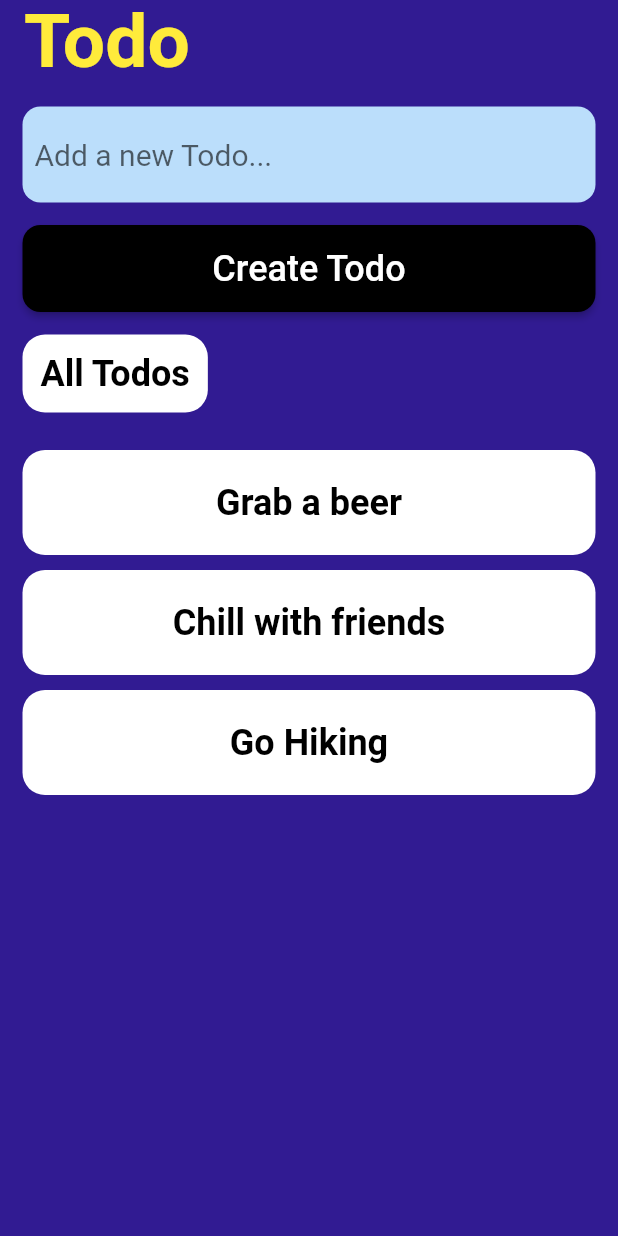
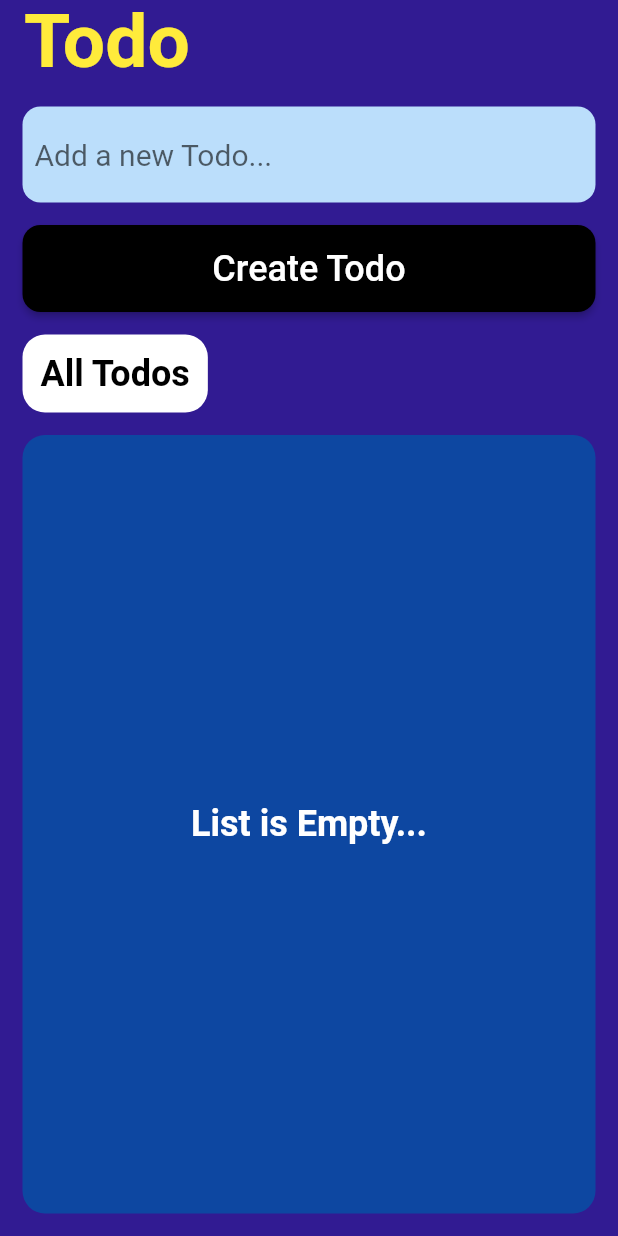
Before and after one commit to uvineet53/todo_tutorial, a Flutter app: the screen it shows after launch, on a phone screen of 412 x 824 dp. Run offline on Flutter 3.47's test engine with Material 2 defaults, Android fonts, the phone set to English and light mode, and no system bars; our stand-ins replace cloud_firestore, firebase_core; accounts and stored records are empty.

```diff
--- a/lib/data/todoData.dart
+++ /dev/null
@@ -1,7 +0,0 @@
-import 'package:flutter/material.dart';
-
-List<String> todo = [
-  "Grab a beer",
-  "Chill with friends",
-  "Go Hiking",
-];
--- a/lib/home.dart
+++ b/lib/home.dart
@@ -1,8 +1,9 @@
+import 'package:cloud_firestore/cloud_firestore.dart';
 import 'package:flutter/material.dart';
+import 'package:todo_tutorial/firestore_service/firestore_functions.dart';
 import 'package:todo_tutorial/widgets/allTodotitle.dart';
 import 'package:todo_tutorial/widgets/emptyList.dart';
-import 'package:todo_tutorial/widgets/todoWidget.dart';
-import 'data/todoData.dart';
+import 'package:todo_tutorial/widgets/todolist.dart';
 
 class Home extends StatefulWidget {
   @override
@@ -58,8 +59,8 @@ class _HomeState extends State<Home> {
                 color: Colors.black,
                 onPressed: () {
                   print("Todo Created");
+                  createTodos(_todoController.text);
                   setState(() {
-                    todo.add(_todoController.text);
                     _todoController.clear();
                   });
                 },
@@ -76,18 +77,21 @@ class _HomeState extends State<Home> {
             SizedBox(
               height: 15,
             ),
-            todo.length == 0
-                ? emptyList()
-                : Expanded(
-                    child: ListView.builder(
-                    itemCount: todo.length,
-                    itemBuilder: (context, index) {
-                      return Dismissible(
-                          key: Key(todo[index]),
-                          onDismissed: (direction) => todo.remove(todo[index]),
-                          child: todoWidget(todo[index]));
-                    },
-                  )),
+            StreamBuilder(
+              stream:
+                  FirebaseFirestore.instance.collection("Todos").snapshots(),
+              builder: (context, snapshots) {
+                if (snapshots.hasData) {
+                  return snapshots.data.documents.length == 0
+                      ? emptyList()
+                      : todoList(snapshots);
+                } else {
+                  return Center(
+                    child: CircularProgressIndicator(),
+                  );
+                }
+              },
+            ),
           ],
         ),
       ),
--- a/pubspec.yaml
+++ b/pubspec.yaml
@@ -24,8 +24,6 @@ dependencies:
   flutter:
     sdk: flutter
   cloud_firestore: ^0.14.4
-  cupertino_icons: ^1.0.0
-  date_format: ^1.0.9
   firebase_core: ^0.5.3
 
 dev_dependencies:
```
Also changed, not shown: lib/firestore_service/firestore_functions.dart (added, +22 -0 lines), lib/widgets/todolist.dart (added, +19 -0 lines), pubspec.lock.
